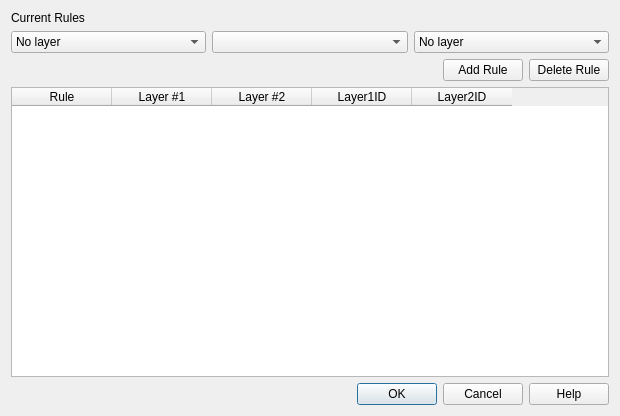
Before: the Qt Designer form src/plugins/topology/rulesDialog.ui in qgis/QGIS, drawn with Qt 5.
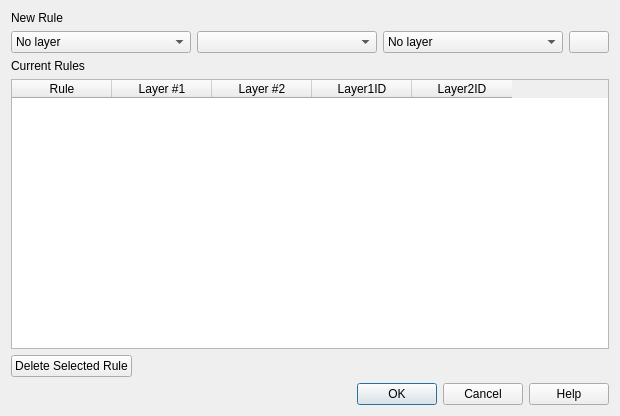
After: the same form once the commit is applied.

Commit message: [topology checker] Rules dialog user interface improvements

Diff of the .ui file:
```diff
--- a/src/plugins/topology/rulesDialog.ui
+++ b/src/plugins/topology/rulesDialog.ui
@@ -13,18 +13,24 @@
   <property name="windowTitle">
    <string>Topology Rule Settings</string>
   </property>
-  <layout class="QGridLayout" name="gridLayout">
-   <item row="0" column="0">
+  <layout class="QVBoxLayout" name="verticalLayout">
+   <item>
     <widget class="QLabel" name="label">
      <property name="text">
-      <string>Current Rules</string>
+      <string>New Rule</string>
      </property>
     </widget>
    </item>
-   <item row="1" column="0" colspan="2">
+   <item>
     <layout class="QHBoxLayout" name="horizontalLayout">
      <item>
       <widget class="QComboBox" name="mLayer1Box">
+       <property name="sizePolicy">
+        <sizepolicy hsizetype="Expanding" vsizetype="Preferred">
+         <horstretch>1</horstretch>
+         <verstretch>0</verstretch>
+        </sizepolicy>
+       </property>
        <property name="sizeAdjustPolicy">
         <enum>QComboBox::AdjustToContents</enum>
        </property>
@@ -37,6 +43,12 @@
      </item>
      <item>
       <widget class="QComboBox" name="mRuleBox">
+       <property name="sizePolicy">
+        <sizepolicy hsizetype="Expanding" vsizetype="Preferred">
+         <horstretch>1</horstretch>
+         <verstretch>0</verstretch>
+        </sizepolicy>
+       </property>
        <property name="sizeAdjustPolicy">
         <enum>QComboBox::AdjustToContents</enum>
        </property>
@@ -44,6 +56,12 @@
      </item>
      <item>
       <widget class="QComboBox" name="mLayer2Box">
+       <property name="sizePolicy">
+        <sizepolicy hsizetype="Expanding" vsizetype="Preferred">
+         <horstretch>1</horstretch>
+         <verstretch>0</verstretch>
+        </sizepolicy>
+       </property>
        <property name="sizeAdjustPolicy">
         <enum>QComboBox::AdjustToContents</enum>
        </property>
@@ -54,10 +72,66 @@
        </item>
       </widget>
      </item>
+     <item>
+      <widget class="QPushButton" name="mAddTestButton">
+       <property name="sizePolicy">
+        <sizepolicy hsizetype="Minimum" vsizetype="Preferred">
+         <horstretch>0</horstretch>
+         <verstretch>0</verstretch>
+        </sizepolicy>
+       </property>
+       <property name="text">
+        <string></string>
+       </property>
+      </widget>
+     </item>
     </layout>
    </item>
-   <item row="2" column="0" colspan="2">
+   <item>
+    <widget class="QLabel" name="label">
+     <property name="text">
+      <string>Current Rules</string>
+     </property>
+    </widget>
+   </item>
+   <item>
+    <widget class="QTableWidget" name="mRulesTable">
+     <column>
+      <property name="text">
+       <string>Rule</string>
+      </property>
+     </column>
+     <column>
+      <property name="text">
+       <string>Layer #1</string>
+      </property>
+     </column>
+     <column>
+      <property name="text">
+       <string>Layer #2</string>
+      </property>
+     </column>
+     <column>
+      <property name="text">
+       <string>Layer1ID</string>
+      </property>
+     </column>
+     <column>
+      <property name="text">
+       <string>Layer2ID</string>
+      </property>
+     </column>
+    </widget>
+   </item>
+   <item>
     <layout class="QHBoxLayout" name="horizontalLayout_5">
+     <item>
+      <widget class="QPushButton" name="mDeleteTestButton">
+       <property name="text">
+        <string>Delete Selected Rule</string>
+       </property>
+      </widget>
+     </item>
      <item>
       <spacer name="horizontalSpacer_2">
        <property name="orientation">
@@ -71,52 +145,9 @@
        </property>
       </spacer>
      </item>
-     <item>
-      <widget class="QPushButton" name="mAddTestButton">
-       <property name="text">
-        <string>Add Rule</string>
-       </property>
-      </widget>
-     </item>
-     <item>
-      <widget class="QPushButton" name="mDeleteTestButton">
-       <property name="text">
-        <string>Delete Rule</string>
-       </property>
-      </widget>
-     </item>
     </layout>
    </item>
-   <item row="3" column="0" colspan="2">
-    <widget class="QTableWidget" name="mRulesTable">
-     <column>
-      <property name="text">
-       <string>Rule</string>
-      </property>
-     </column>
-     <column>
-      <property name="text">
-       <string>Layer #1</string>
-      </property>
-     </column>
-     <column>
-      <property name="text">
-       <string>Layer #2</string>
-      </property>
-     </column>
-     <column>
-      <property name="text">
-       <string>Layer1ID</string>
-      </property>
-     </column>
-     <column>
-      <property name="text">
-       <string>Layer2ID</string>
-      </property>
-     </column>
-    </widget>
-   </item>
-   <item row="4" column="0" colspan="2">
+   <item>
     <widget class="QDialogButtonBox" name="buttonBox">
      <property name="orientation">
       <enum>Qt::Horizontal</enum>
```
